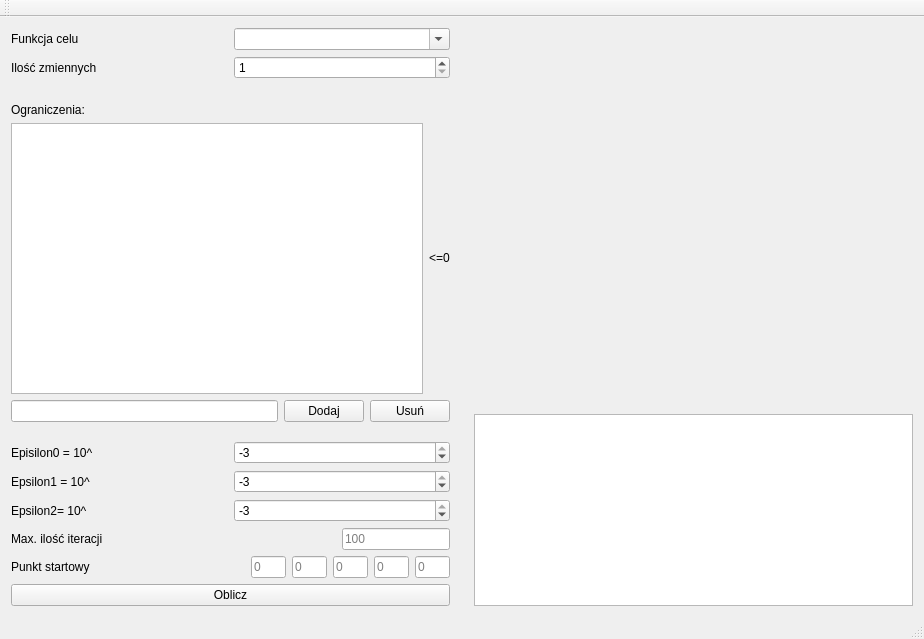
This is program/mainwindow.ui in GosiaWJ/TiMO as Qt 5 draws it before an edit. The edited form follows.
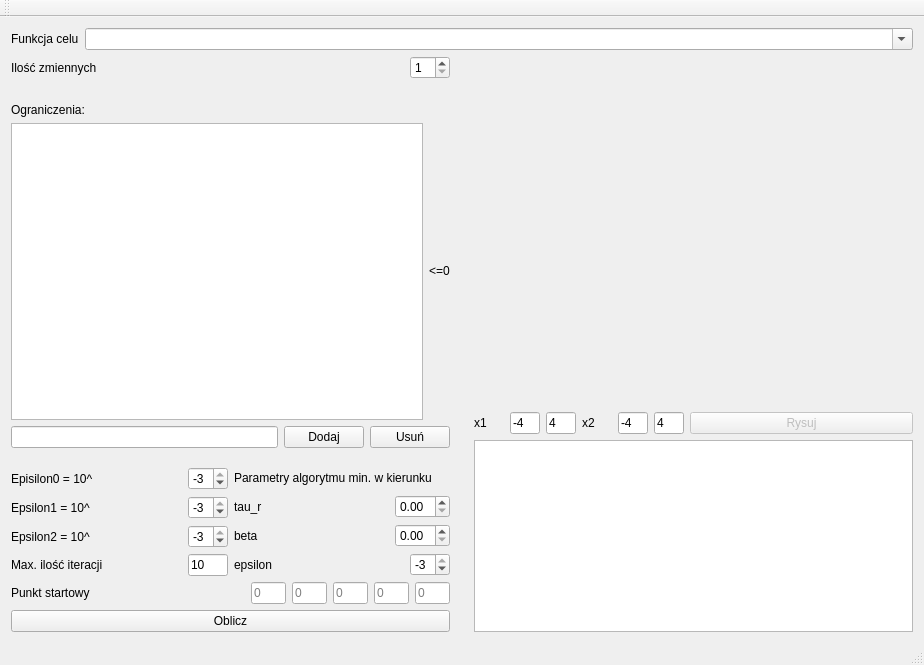
This is the edited form. Custom widgets are drawn as their Qt base class.

Diff of the .ui file:
```diff
--- a/program/mainwindow.ui
+++ b/program/mainwindow.ui
@@ -14,13 +14,17 @@
    <string>MainWindow</string>
   </property>
   <widget class="QWidget" name="centralWidget">
-   <layout class="QHBoxLayout" name="horizontalLayout_10">
-    <item>
-     <layout class="QVBoxLayout" name="verticalLayout_3">
+   <layout class="QVBoxLayout" name="verticalLayout_5">
       <item>
        <layout class="QHBoxLayout" name="horizontalLayout">
         <item>
          <widget class="QLabel" name="funkcja_celu_label">
+        <property name="sizePolicy">
+         <sizepolicy hsizetype="Minimum" vsizetype="Preferred">
+          <horstretch>0</horstretch>
+          <verstretch>0</verstretch>
+         </sizepolicy>
+        </property>
           <property name="text">
            <string>Funkcja celu</string>
           </property>
@@ -28,6 +32,12 @@
         </item>
         <item>
          <widget class="QComboBox" name="funkcja_celu_box">
+        <property name="sizePolicy">
+         <sizepolicy hsizetype="Expanding" vsizetype="Fixed">
+          <horstretch>0</horstretch>
+          <verstretch>0</verstretch>
+         </sizepolicy>
+        </property>
           <property name="editable">
            <bool>true</bool>
           </property>
@@ -36,6 +46,10 @@
        </layout>
       </item>
       <item>
+     <layout class="QHBoxLayout" name="horizontalLayout_15">
+      <item>
+       <layout class="QVBoxLayout" name="verticalLayout_3">
+        <item>
        <layout class="QHBoxLayout" name="horizontalLayout_9">
         <item>
          <widget class="QLabel" name="ilosc_zmiennych_label">
@@ -46,6 +60,18 @@
         </item>
         <item>
          <widget class="QSpinBox" name="ilosc_zmiennych_spinbox">
+            <property name="minimumSize">
+             <size>
+              <width>40</width>
+              <height>0</height>
+             </size>
+            </property>
+            <property name="maximumSize">
+             <size>
+              <width>40</width>
+              <height>16777215</height>
+             </size>
+            </property>
           <property name="minimum">
            <number>1</number>
           </property>
@@ -131,6 +157,10 @@
        </spacer>
       </item>
       <item>
+         <layout class="QHBoxLayout" name="horizontalLayout_13">
+          <item>
+           <layout class="QVBoxLayout" name="verticalLayout">
+            <item>
        <layout class="QHBoxLayout" name="horizontalLayout_3">
         <item>
          <widget class="QLabel" name="epsilon0_label">
@@ -141,6 +171,12 @@
         </item>
         <item>
          <widget class="QSpinBox" name="epsilon0_spinbox">
+                <property name="maximumSize">
+                 <size>
+                  <width>40</width>
+                  <height>16777215</height>
+                 </size>
+                </property>
           <property name="minimum">
            <number>-12</number>
           </property>
@@ -162,6 +198,12 @@
         </item>
         <item>
          <widget class="QSpinBox" name="epsilon1_spinbox">
+                <property name="maximumSize">
+                 <size>
+                  <width>40</width>
+                  <height>16777215</height>
+                 </size>
+                </property>
           <property name="minimum">
            <number>-12</number>
           </property>
@@ -177,12 +219,18 @@
         <item>
          <widget class="QLabel" name="epsilon2_label">
           <property name="text">
-           <string>Epsilon2= 10^</string>
+                 <string>Epsilon2 = 10^</string>
           </property>
          </widget>
         </item>
         <item>
          <widget class="QSpinBox" name="epsilon2_spinbox">
+                <property name="maximumSize">
+                 <size>
+                  <width>40</width>
+                  <height>16777215</height>
+                 </size>
+                </property>
           <property name="minimum">
            <number>-12</number>
           </property>
@@ -194,9 +242,15 @@
        </layout>
       </item>
       <item>
-       <layout class="QHBoxLayout" name="horizontalLayout_6">
+             <layout class="QHBoxLayout" name="horizontalLayout_12">
         <item>
          <widget class="QLabel" name="l_label">
+                <property name="maximumSize">
+                 <size>
+                  <width>16777215</width>
+                  <height>50</height>
+                 </size>
+                </property>
           <property name="text">
            <string>Max. ilość iteracji</string>
           </property>
@@ -210,10 +264,103 @@
             <verstretch>0</verstretch>
            </sizepolicy>
           </property>
+                <property name="maximumSize">
+                 <size>
+                  <width>40</width>
+                  <height>50</height>
+                 </size>
+                </property>
+                <property name="text">
+                 <string>10</string>
+                </property>
           <property name="placeholderText">
            <string>100</string>
           </property>
          </widget>
+              </item>
+             </layout>
+            </item>
+           </layout>
+          </item>
+          <item>
+           <layout class="QVBoxLayout" name="verticalLayout_2">
+            <item>
+             <widget class="QLabel" name="min_kier_label">
+              <property name="text">
+               <string>Parametry algorytmu min. w kierunku</string>
+              </property>
+             </widget>
+            </item>
+            <item>
+             <layout class="QHBoxLayout" name="horizontalLayout_6">
+              <item>
+               <widget class="QLabel" name="tau_label">
+                <property name="text">
+                 <string>tau_r</string>
+                </property>
+               </widget>
+              </item>
+              <item>
+               <widget class="QDoubleSpinBox" name="tau_spinbox">
+                <property name="maximumSize">
+                 <size>
+                  <width>55</width>
+                  <height>16777215</height>
+                 </size>
+                </property>
+               </widget>
+              </item>
+             </layout>
+            </item>
+            <item>
+             <layout class="QHBoxLayout" name="horizontalLayout_11">
+              <item>
+               <widget class="QLabel" name="beta_label">
+                <property name="text">
+                 <string>beta</string>
+                </property>
+               </widget>
+              </item>
+              <item>
+               <widget class="QDoubleSpinBox" name="beta_spinbox">
+                <property name="maximumSize">
+                 <size>
+                  <width>55</width>
+                  <height>16777215</height>
+                 </size>
+                </property>
+               </widget>
+              </item>
+             </layout>
+            </item>
+            <item>
+             <layout class="QHBoxLayout" name="horizontalLayout_10">
+              <item>
+               <widget class="QLabel" name="epsilon2_label_2">
+                <property name="text">
+                 <string>epsilon</string>
+                </property>
+               </widget>
+              </item>
+              <item>
+               <widget class="QSpinBox" name="epsilon_spinbox">
+                <property name="maximumSize">
+                 <size>
+                  <width>40</width>
+                  <height>16777215</height>
+                 </size>
+                </property>
+                <property name="minimum">
+                 <number>-12</number>
+                </property>
+                <property name="maximum">
+                 <number>-3</number>
+                </property>
+               </widget>
+              </item>
+             </layout>
+            </item>
+           </layout>
         </item>
        </layout>
       </item>
@@ -358,7 +505,7 @@
      </spacer>
     </item>
     <item>
-     <layout class="QVBoxLayout" name="verticalLayout">
+       <layout class="QVBoxLayout" name="verticalLayout_4">
       <item>
        <widget class="Wykres" name="wykres" native="true">
         <property name="sizePolicy">
@@ -375,6 +522,134 @@
         </property>
        </widget>
       </item>
+        <item>
+         <layout class="QHBoxLayout" name="horizontalLayout_14">
+          <item>
+           <widget class="QLabel" name="min_kier_label_2">
+            <property name="maximumSize">
+             <size>
+              <width>30</width>
+              <height>16777215</height>
+             </size>
+            </property>
+            <property name="text">
+             <string>x1</string>
+            </property>
+           </widget>
+          </item>
+          <item>
+           <widget class="QLineEdit" name="x_1l_edit">
+            <property name="sizePolicy">
+             <sizepolicy hsizetype="Fixed" vsizetype="Fixed">
+              <horstretch>0</horstretch>
+              <verstretch>0</verstretch>
+             </sizepolicy>
+            </property>
+            <property name="maximumSize">
+             <size>
+              <width>30</width>
+              <height>50</height>
+             </size>
+            </property>
+            <property name="text">
+             <string>-4</string>
+            </property>
+            <property name="placeholderText">
+             <string>100</string>
+            </property>
+           </widget>
+          </item>
+          <item>
+           <widget class="QLineEdit" name="x_1p_edit">
+            <property name="sizePolicy">
+             <sizepolicy hsizetype="Fixed" vsizetype="Fixed">
+              <horstretch>0</horstretch>
+              <verstretch>0</verstretch>
+             </sizepolicy>
+            </property>
+            <property name="maximumSize">
+             <size>
+              <width>30</width>
+              <height>50</height>
+             </size>
+            </property>
+            <property name="text">
+             <string>4</string>
+            </property>
+            <property name="placeholderText">
+             <string>100</string>
+            </property>
+           </widget>
+          </item>
+          <item>
+           <widget class="QLabel" name="min_kier_label_3">
+            <property name="maximumSize">
+             <size>
+              <width>30</width>
+              <height>16777215</height>
+             </size>
+            </property>
+            <property name="text">
+             <string>x2</string>
+            </property>
+           </widget>
+          </item>
+          <item>
+           <widget class="QLineEdit" name="x_2l_edit">
+            <property name="sizePolicy">
+             <sizepolicy hsizetype="Fixed" vsizetype="Fixed">
+              <horstretch>0</horstretch>
+              <verstretch>0</verstretch>
+             </sizepolicy>
+            </property>
+            <property name="maximumSize">
+             <size>
+              <width>30</width>
+              <height>50</height>
+             </size>
+            </property>
+            <property name="text">
+             <string>-4</string>
+            </property>
+            <property name="placeholderText">
+             <string>100</string>
+            </property>
+           </widget>
+          </item>
+          <item>
+           <widget class="QLineEdit" name="x_2p_edit">
+            <property name="sizePolicy">
+             <sizepolicy hsizetype="Fixed" vsizetype="Fixed">
+              <horstretch>0</horstretch>
+              <verstretch>0</verstretch>
+             </sizepolicy>
+            </property>
+            <property name="maximumSize">
+             <size>
+              <width>30</width>
+              <height>50</height>
+             </size>
+            </property>
+            <property name="text">
+             <string>4</string>
+            </property>
+            <property name="placeholderText">
+             <string>100</string>
+            </property>
+           </widget>
+          </item>
+          <item>
+           <widget class="QPushButton" name="plot">
+            <property name="enabled">
+             <bool>false</bool>
+            </property>
+            <property name="text">
+             <string>Rysuj</string>
+            </property>
+           </widget>
+          </item>
+         </layout>
+        </item>
       <item>
        <widget class="QListWidget" name="wyniki">
         <property name="sizePolicy">
@@ -394,6 +669,23 @@
      </layout>
     </item>
    </layout>
+    </item>
+   </layout>
+   <zorder>tau_label</zorder>
+   <zorder>beta_label</zorder>
+   <zorder>beta_spinbox</zorder>
+   <zorder>tau_spinbox</zorder>
+   <zorder>layoutWidget</zorder>
+   <zorder>epsilon2_label_2</zorder>
+   <zorder>min_kier_label</zorder>
+   <zorder>funkcja_celu_box</zorder>
+   <zorder>x_1l_edit</zorder>
+   <zorder>x_1p_edit</zorder>
+   <zorder>x_2p_edit</zorder>
+   <zorder>x_2l_edit</zorder>
+   <zorder>min_kier_label_2</zorder>
+   <zorder>min_kier_label_3</zorder>
+   <zorder>plot</zorder>
   </widget>
   <widget class="QMenuBar" name="menuBar">
    <property name="geometry">
```
Lines whose indentation alone changed are shown as unchanged.
